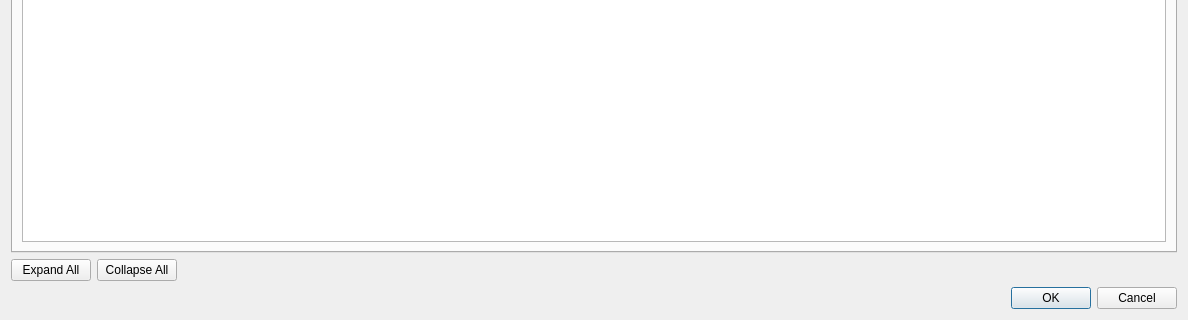
The window that qt_designer/viewer_dialog.ui (flipperlord/x-wing-squad-builder) describes before a commit, drawn with Qt 5; both pictures show x 0 to 1188 and y 540 to 860 of the 1188 by 860 pixel window.
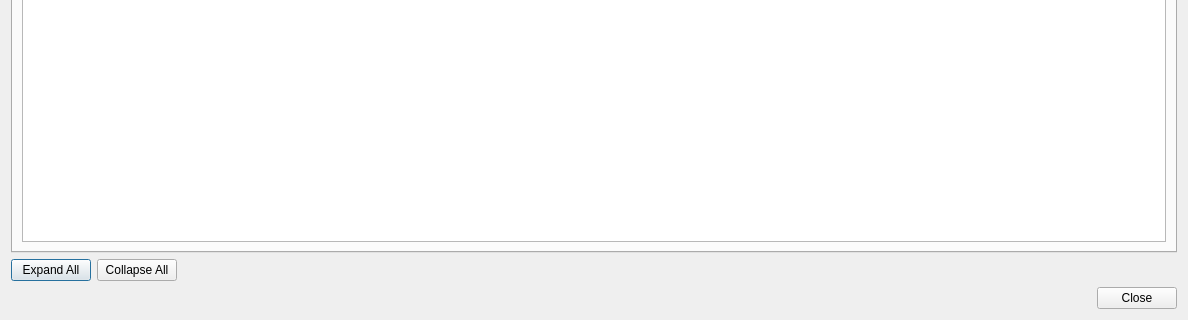
The same window after the commit. Icons and pictures are not drawn.

Diff of the .ui file:
```diff
--- a/qt_designer/viewer_dialog.ui
+++ b/qt_designer/viewer_dialog.ui
@@ -122,7 +122,7 @@
       <enum>Qt::Horizontal</enum>
      </property>
      <property name="standardButtons">
-      <set>QDialogButtonBox::Cancel|QDialogButtonBox::Ok</set>
+      <set>QDialogButtonBox::Close</set>
      </property>
     </widget>
    </item>
```
